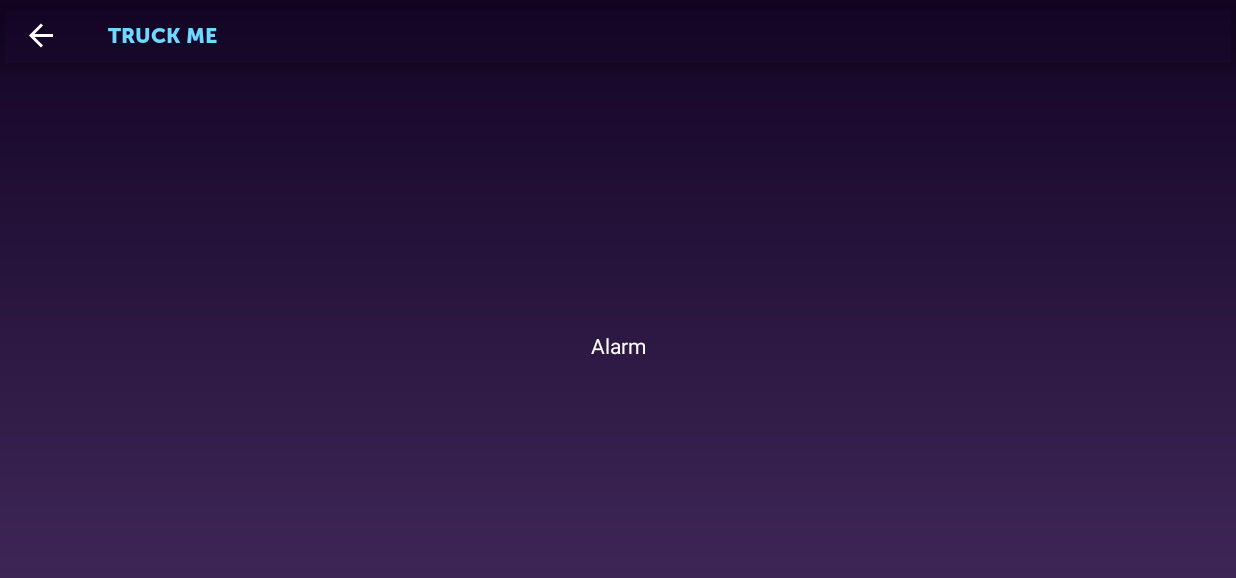
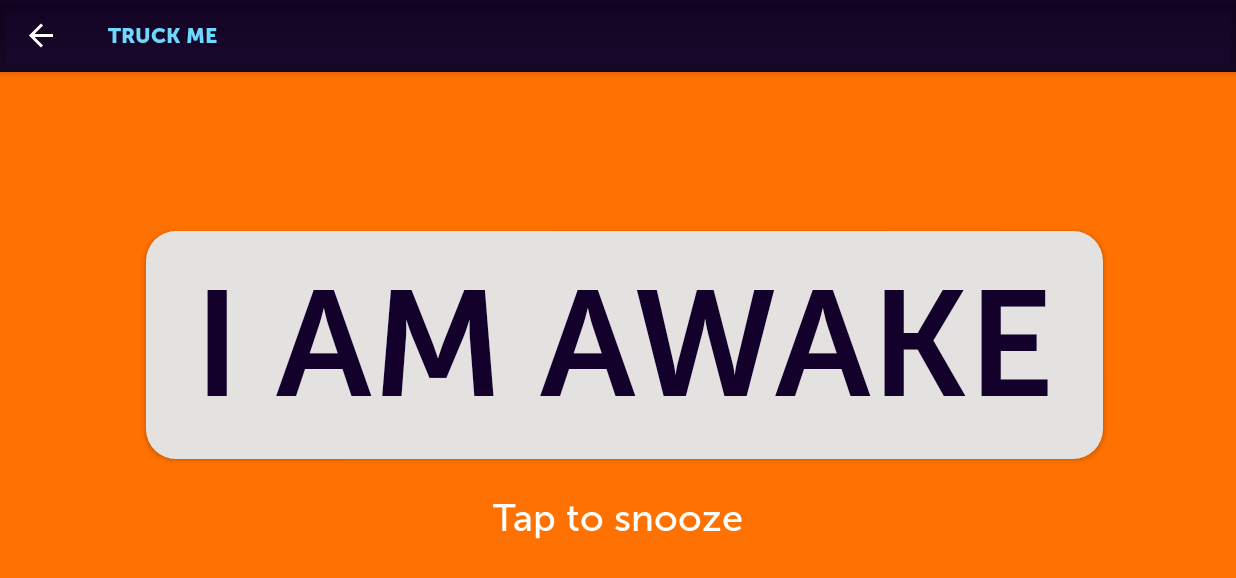
Before and after one commit to natiginfo/Junction2018, an Android app: the AlarmFragment screen opened through its navigation route, on a phone screen of 824 x 412 dp (held sideways). Shown: the top 578 px of the screen. Run offline under Robolectric (Android 15) with nearby library versions, the light colour scheme and no system bars; our stand-ins replace data binding, navigation-ui; 1 statement that could not run was skipped.

Commit message:
feature: simple implementation for Alarm, Question, Timer fragments Resolves: #14

```diff
--- a/app/build.gradle
+++ b/app/build.gradle
@@ -44,6 +44,9 @@
     implementation 'androidx.legacy:legacy-support-v4:1.0.0'
     implementation 'androidx.lifecycle:lifecycle-extensions:2.0.0'
 
+    implementation 'net.crosp.libs.android:circle-time-view:1.0.6'
+
+
     testImplementation "junit:junit:4.12"
     androidTestImplementation "androidx.test:runner:1.1.0"
     androidTestImplementation "androidx.test.espresso:espresso-core:3.1.0"
--- a/app/src/main/java/com/hackjunction/mobility/MyApp.kt
+++ b/app/src/main/java/com/hackjunction/mobility/MyApp.kt
@@ -14,7 +14,5 @@
         } catch (e: Exception) {
             Timber.i(e)
         }
-
-
     }
 }
--- a/app/src/main/java/com/hackjunction/mobility/sleep/guard/AlarmFragment.kt
+++ b/app/src/main/java/com/hackjunction/mobility/sleep/guard/AlarmFragment.kt
@@ -1,35 +1,53 @@
 package com.hackjunction.mobility.sleep.guard
 
+import android.animation.ValueAnimator
+import android.graphics.Color
 import android.os.Bundle
 import android.view.LayoutInflater
 import android.view.View
 import android.view.ViewGroup
+import android.view.animation.Animation
 import androidx.databinding.DataBindingUtil
 import androidx.fragment.app.Fragment
-import androidx.lifecycle.ViewModelProviders
+import androidx.navigation.fragment.findNavController
 import com.hackjunction.mobility.R
 import com.hackjunction.mobility.databinding.AlarmFragmentBinding
+import kotlinx.android.synthetic.main.alarm_fragment.*
+
 
 class AlarmFragment : Fragment() {
-
-    private lateinit var viewModel: AlarmViewModel
+    private lateinit var binding: AlarmFragmentBinding
 
     override fun onCreateView(
         inflater: LayoutInflater, container: ViewGroup?,
         savedInstanceState: Bundle?
     ): View? {
-        val binding: AlarmFragmentBinding =
-            DataBindingUtil.inflate(inflater, R.layout.alarm_fragment, container, false)
+        binding = DataBindingUtil.inflate(inflater, R.layout.alarm_fragment, container, false)
         return binding.root
     }
 
     override fun onViewCreated(view: View, savedInstanceState: Bundle?) {
         super.onViewCreated(view, savedInstanceState)
-    }
 
-    override fun onActivityCreated(savedInstanceState: Bundle?) {
-        super.onActivityCreated(savedInstanceState)
-        viewModel = ViewModelProviders.of(this).get(AlarmViewModel::class.java)
-        // TODO: Use the ViewModel
+        snoozeButton.setOnClickListener {
+            this.findNavController().navigate(AlarmFragmentDirections.actionAlarmFragmentToTimerFragment())
+        }
+
+        val anim = ValueAnimator.ofFloat(0F, 1F)
+        anim.duration = 2000
+
+        val hsv = FloatArray(3) // Transition color
+        hsv[1] = 1f
+        hsv[2] = 1f
+        anim.addUpdateListener { animation ->
+            hsv[0] = 360 * animation.animatedFraction
+
+            val runColor = Color.HSVToColor(hsv)
+            binding.fragmentBackground.setBackgroundColor(runColor)
+        }
+
+        anim.repeatCount = Animation.INFINITE
+
+        anim.start()
     }
 }
--- a/app/src/main/java/com/hackjunction/mobility/sleep/guard/AlarmViewModel.kt
+++ /dev/null
@@ -1,5 +0,0 @@
-package com.hackjunction.mobility.sleep.guard
-
-import androidx.lifecycle.ViewModel
-
-class AlarmViewModel : ViewModel()
--- a/app/src/main/java/com/hackjunction/mobility/sleep/guard/TimerViewModel.kt
+++ /dev/null
@@ -1,5 +0,0 @@
-package com.hackjunction.mobility.sleep.guard
-
-import androidx.lifecycle.ViewModel
-
-class TimerViewModel : ViewModel()
--- a/app/src/main/res/layout-land/alarm_fragment.xml
+++ b/app/src/main/res/layout-land/alarm_fragment.xml
@@ -4,23 +4,39 @@
     xmlns:tools="http://schemas.android.com/tools">
 
     <androidx.constraintlayout.widget.ConstraintLayout
+        android:id="@+id/fragmentBackground"
         android:layout_width="match_parent"
         android:layout_height="match_parent"
         tools:context=".sleep.guard.AlarmFragment">
 
-        <TextView
-            android:id="@+id/helloWorld_text"
+        <Button
+            android:id="@+id/snoozeButton"
             android:layout_width="wrap_content"
             android:layout_height="wrap_content"
-            android:layout_marginStart="16dp"
-            android:layout_marginTop="16dp"
-            android:layout_marginEnd="16dp"
-            android:layout_marginBottom="16dp"
-            android:text="Alarm"
+            android:layout_marginStart="8dp"
+            android:layout_marginTop="8dp"
+            android:layout_marginBottom="8dp"
+            android:text="I AM AWAKE"
+            style="@style/MainButtonStyle"
+            android:textSize="100sp"
+            android:background="@drawable/main_button_background"
             app:layout_constraintBottom_toBottomOf="parent"
             app:layout_constraintEnd_toEndOf="parent"
             app:layout_constraintStart_toStartOf="parent"
             app:layout_constraintTop_toTopOf="parent" />
 
+        <TextView
+            android:id="@+id/textView2"
+            android:layout_width="wrap_content"
+            android:layout_height="wrap_content"
+            android:layout_marginStart="8dp"
+            android:layout_marginTop="24dp"
+            android:layout_marginEnd="8dp"
+            android:fontFamily="@font/museo_sans_500"
+            android:text="Tap to snooze"
+            android:textSize="25sp"
+            app:layout_constraintEnd_toEndOf="parent"
+            app:layout_constraintStart_toStartOf="parent"
+            app:layout_constraintTop_toBottomOf="@+id/snoozeButton" />
     </androidx.constraintlayout.widget.ConstraintLayout>
 </layout>
--- a/app/src/main/res/navigation/navigation_graph.xml
+++ b/app/src/main/res/navigation/navigation_graph.xml
@@ -30,17 +30,24 @@
         <action
             android:id="@+id/action_questionFragment_to_timerFragment"
             app:destination="@id/timerFragment" />
+        <action
+            android:id="@+id/action_questionFragment_to_alarmFragment"
+            app:destination="@id/alarmFragment" />
     </fragment>
     <fragment
         android:id="@+id/timerFragment"
         android:name="com.hackjunction.mobility.sleep.guard.TimerFragment"
         android:label="@string/app_name">
         <action
-            android:id="@+id/action_timerFragment_to_alarmFragment"
-            app:destination="@id/alarmFragment" />
+            android:id="@+id/action_timerFragment_to_questionFragment"
+            app:destination="@id/questionFragment" />
     </fragment>
     <fragment
         android:id="@+id/alarmFragment"
         android:name="com.hackjunction.mobility.sleep.guard.AlarmFragment"
-        android:label="@string/app_name" />
+        android:label="@string/app_name" >
+        <action
+            android:id="@+id/action_alarmFragment_to_timerFragment"
+            app:destination="@id/timerFragment" />
+    </fragment>
 </navigation>
--- a/app/src/main/res/values/strings.xml
+++ b/app/src/main/res/values/strings.xml
@@ -8,4 +8,5 @@
     <string name="nav_header_desc">Navigation header</string>
     <string name="action_settings">Settings</string>
     <string name="app_description">SleepyTruck helps you to stay awake when you are on the road. SleepyTruck will track your heart rate, movements, temperature and alarms you if you’re about to fall asleep.</string>
+    <string name="question_description">Sleepguard makes sure you do not fall asleep while driving by alarming you. Connect with your smart phone and smart watch to get the best safety from falling asleep.</string>
 </resources>
```
Also changed, not shown: app/src/main/java/com/hackjunction/mobility/sleep/guard/QuestionFragment.kt (+48 -6 lines), app/src/main/java/com/hackjunction/mobility/sleep/guard/QuestionViewModel.kt (deleted, +0 -7 lines), app/src/main/java/com/hackjunction/mobility/sleep/guard/TimerFragment.kt (+24 -5 lines), app/src/main/res/layout-land/question_fragment.xml (+114 -9 lines), app/src/main/res/layout-land/timer_fragment.xml (+39 -9 lines).
